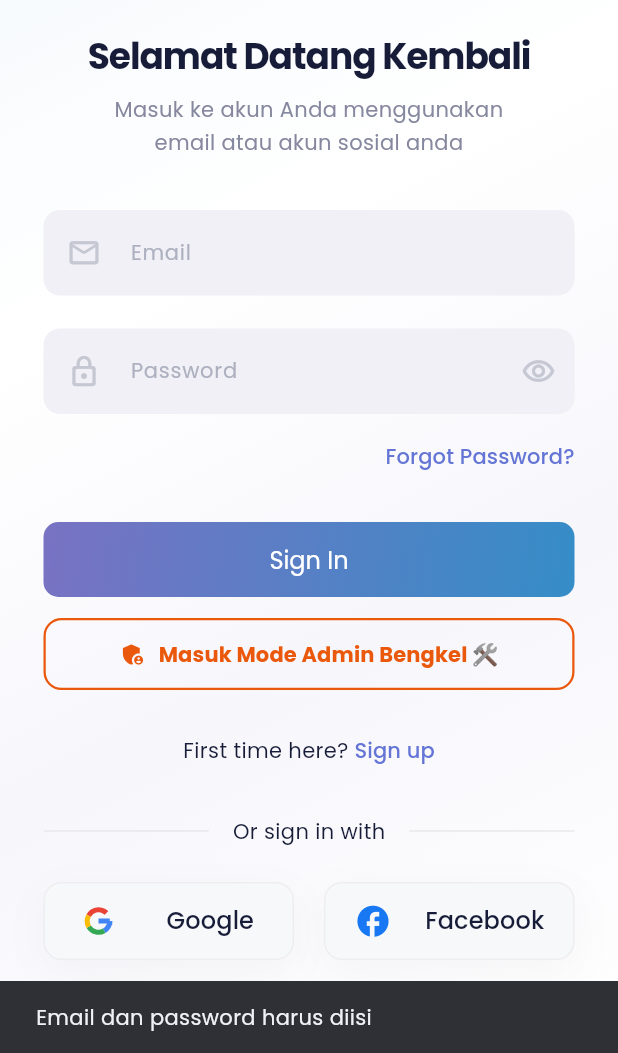
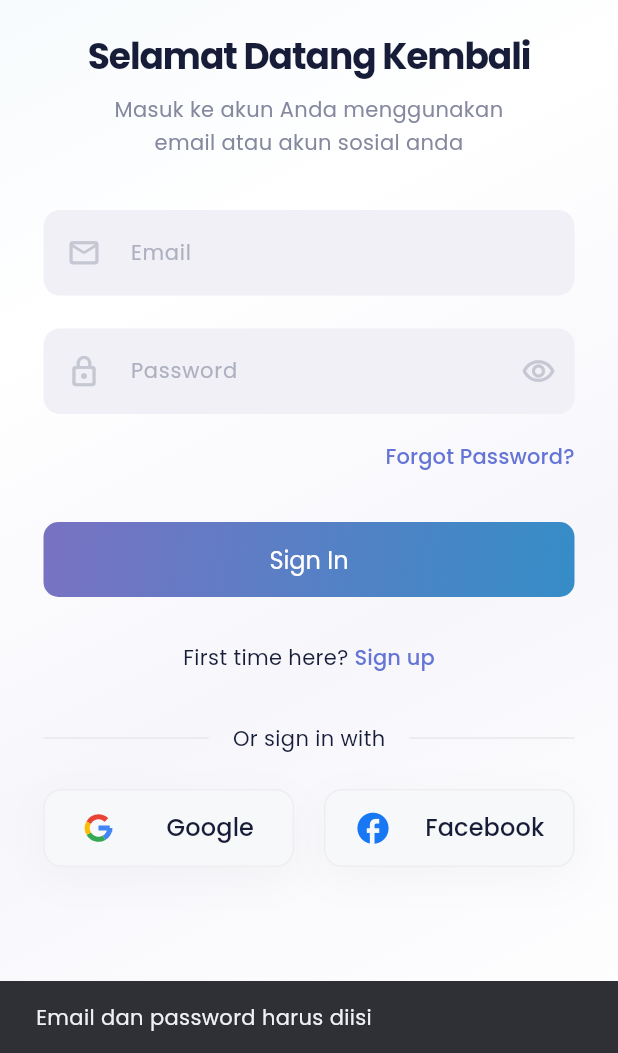
Before and after one commit to ifanagung3/201-AutoGarage, a Flutter app: the screen it shows after launch, after a tap on "Let’s Started", after a tap on "Sign In", on a phone screen of 412 x 824 dp, the part 183-1236 px from its top. Run offline on Flutter 3.47's test engine with Material 3 defaults, Android fonts, the phone set to English and light mode, and no system bars; our stand-ins replace cloud_firestore, firebase_auth, firebase_core, go_router, google_fonts, google_sign_in; accounts and stored records are empty.

Commit message:
AUTH: Removed Quick Admin Mode button from Sign In screen for clean customer-facing UI

```diff
--- a/lib/screens/auth/sign_in_screen.dart
+++ b/lib/screens/auth/sign_in_screen.dart
@@ -20,21 +20,9 @@ class _SignInScreenState extends State<SignInScreen> {
   bool _isLoading = false;
   bool _obscurePassword = true;
 
-  void _enterAdminModeDirectly() {
-    AdminAccessService.instance.bypassActive = true;
-    if (mounted) context.go('/admin');
-  }
-
   Future<void> _signInWithEmail() async {
     final email = _emailController.text.trim();
     final password = _passwordController.text;
-
-    // Quick Admin Bypass check
-    if (email.toLowerCase() == 'admin@autogarage.com' || email.toLowerCase().startsWith('admin@')) {
-      AdminAccessService.instance.bypassActive = true;
-      if (mounted) context.go('/admin');
-      return;
-    }
 
     if (email.isEmpty || password.isEmpty) {
       ScaffoldMessenger.of(context).showSnackBar(
@@ -246,28 +234,7 @@ class _SignInScreenState extends State<SignInScreen> {
                             : Text('Sign In',
                                 style: GoogleFonts.poppins(fontSize: 16)),
                       ),
-                      const SizedBox(height: 14),
-
-                      // Dedicated Quick Admin Entry Button
-                      OutlinedButton.icon(
-                        onPressed: _enterAdminModeDirectly,
-                        icon: const Icon(Icons.admin_panel_settings, color: Color(0xFFEA580C)),
-                        label: Text(
-                          'Masuk Mode Admin Bengkel 🛠️',
-                          style: GoogleFonts.poppins(
-                            fontWeight: FontWeight.bold,
-                            color: const Color(0xFFEA580C),
-                            fontSize: 14,
-                          ),
-                        ),
-                        style: OutlinedButton.styleFrom(
-                          side: const BorderSide(color: Color(0xFFEA580C), width: 1.5),
-                          shape: RoundedRectangleBorder(borderRadius: BorderRadius.circular(12)),
-                          padding: const EdgeInsets.symmetric(vertical: 14),
-                        ),
-                      ),
                       const SizedBox(height: 16),
-
                       Row(
                           mainAxisAlignment: MainAxisAlignment.center,
                           children: [
```
